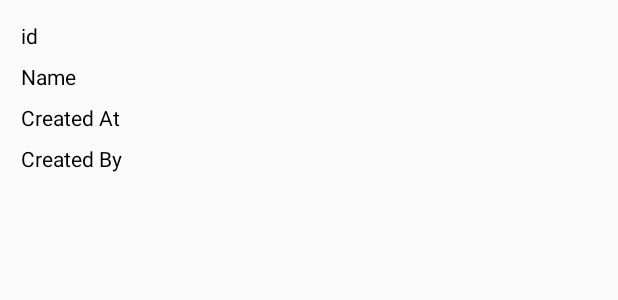
After one commit to lakshay148/OfficeOffice, an Android app: the layout show_domain.xml on its own in the app's theme, with its tools: preview values and no code run, on a phone screen of 412 x 824 dp. The commit adds this screen. Shown: the top 300 px of the screen. Run offline under Robolectric (Android 15) with nearby library versions, the phone set to English and light mode, and no system bars.

Commit message:
Show Domain Done

```diff
--- a/app/src/main/java/com/truedev/officeoffice/Fragments/AddDomainFragment.java
+++ b/app/src/main/java/com/truedev/officeoffice/Fragments/AddDomainFragment.java
@@ -67,7 +67,8 @@ public class AddDomainFragment extends Fragment {
                     call.enqueue(new Callback<DomainModel>() {
                         @Override
                         public void onResponse(Response<DomainModel> response, Retrofit retrofit) {
-
+                            Toast.makeText(getActivity(), "Doamin Successfully Added", Toast.LENGTH_LONG).show();
+                            moveToNewActivity();
                         }
 
                         @Override
@@ -75,9 +76,6 @@ public class AddDomainFragment extends Fragment {
                             Log.e("Add Domain Failure", t+"");
                         }
                     });
-
-                    Toast.makeText(getActivity(), "Doamin Successfully Added", Toast.LENGTH_LONG).show();
-                    moveToNewActivity();
 
                 }
             }
--- /dev/null
+++ b/app/src/main/res/layout/show_domain.xml
@@ -0,0 +1,38 @@
+<?xml version="1.0" encoding="utf-8"?>
+<LinearLayout xmlns:android="http://schemas.android.com/apk/res/android"
+    android:orientation="vertical"
+    android:layout_margin="10dp"
+    android:layout_width="match_parent"
+    android:layout_height="match_parent">
+
+    <TextView
+        android:id="@+id/id_name"
+        android:layout_width="match_parent"
+        android:layout_height="wrap_content"
+        android:padding="4dp"
+        android:text="id"
+        android:textColor="@color/black"/>
+    <TextView
+        android:id="@+id/name"
+        android:layout_width="match_parent"
+        android:layout_height="wrap_content"
+        android:padding="4dp"
+        android:text="Name"
+        android:textColor="@color/black"/>
+    <TextView
+        android:id="@+id/created_at"
+        android:layout_width="match_parent"
+        android:layout_height="wrap_content"
+        android:padding="4dp"
+        android:text="Created At"
+        android:textColor="@color/black"/>
+
+    <TextView
+        android:id="@+id/created_by"
+        android:layout_width="match_parent"
+        android:layout_height="wrap_content"
+        android:padding="4dp"
+        android:text="Created By"
+        android:textColor="@color/black"/>
+
+</LinearLayout>
```
Also changed, not shown: app/src/main/java/com/truedev/officeoffice/Activity/MainActivity.java (+7 -1 lines), app/src/main/java/com/truedev/officeoffice/Adapter/DomainAdapter.java (added, +69 -0 lines), app/src/main/java/com/truedev/officeoffice/Fragments/DomainFragmnet.java (added, +86 -0 lines), app/src/main/java/com/truedev/officeoffice/Fragments/DomainModelGet.java (added, +46 -0 lines).
